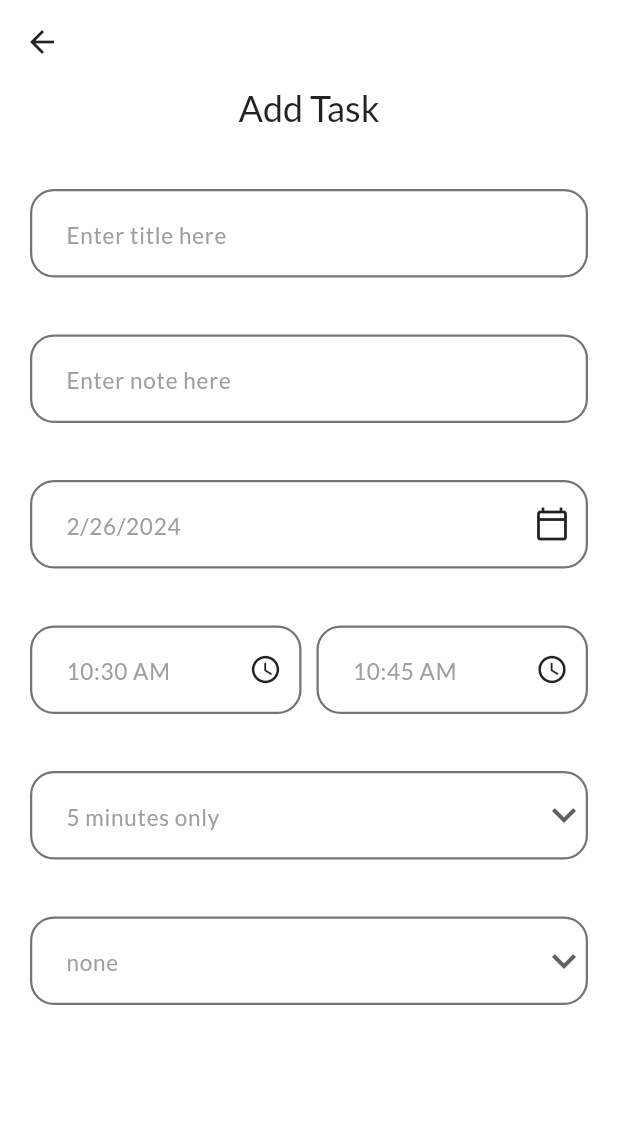
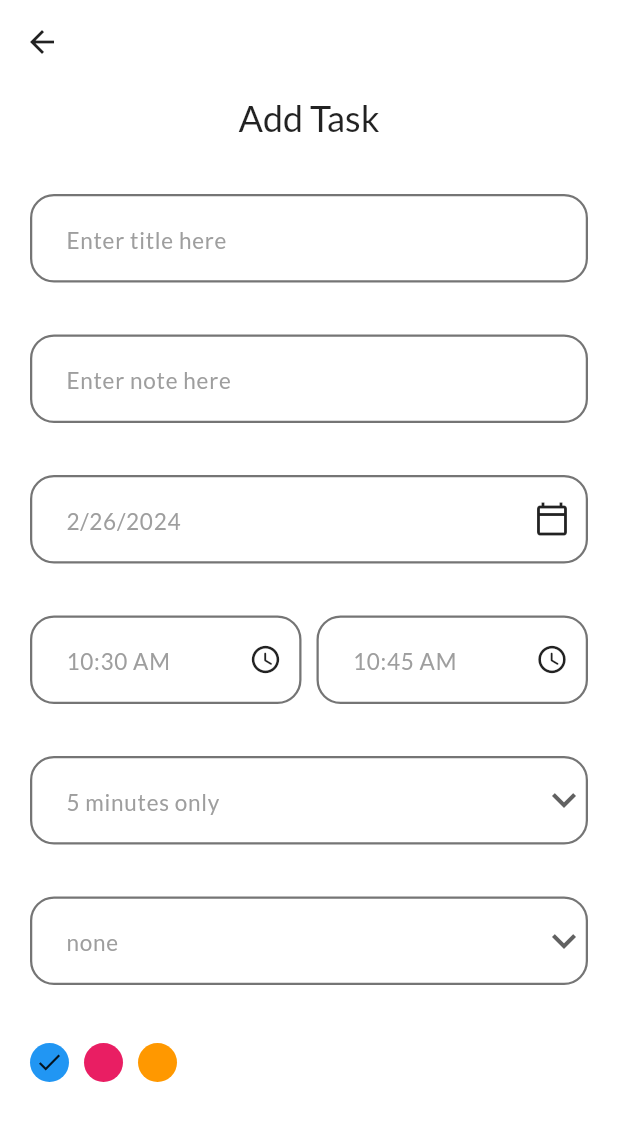
Before and after one commit to AbdelrhmanAmer/ToDo-App-GetX, a Flutter app: the AddTaskScreen screen opened directly, on a phone screen of 412 x 824 dp. Shown: the top 1121 px of the screen. Run offline on Flutter 3.47's test engine with Material 3 defaults, Android fonts, the phone set to English and light mode, and no system bars; our stand-ins replace flutter_svg, get, get_storage, google_fonts; accounts and stored records are empty.

Commit message:
Add Task Screen (ColorDot)

```diff
--- a/todo_app_getx/lib/screens/add_task/components/body.dart
+++ b/todo_app_getx/lib/screens/add_task/components/body.dart
@@ -1,9 +1,12 @@
 import 'package:flutter/material.dart';
+import 'package:flutter/widgets.dart';
+import 'package:flutter_svg/svg.dart';
 import 'package:get/get.dart';
 import 'package:intl/intl.dart';
 
 import '../../../constants.dart';
 import '../../../controllers/task_controller.dart';
+import 'color_dot.dart';
 import 'custom_drop_btn.dart';
 import 'input_field.dart';
 
@@ -29,6 +32,9 @@ class _BodyState extends State<Body> {
   List<int> remindList = [5, 10, 15, 20];
   int _selectedRemind = 5;
 
+  List<Color> colorList = [Colors.blue, Colors.pink, Colors.orange];
+  int _selectedColorIndex = 0;
+
   List<String> repeatList = ['none', 'Daily', 'Weekly', 'monthly'];
   String _selectedRepeat = 'none';
 
@@ -40,20 +46,21 @@ class _BodyState extends State<Body> {
       child: SingleChildScrollView(
         child: Column(
           children: [
+            const SizedBox(height: kDefaultPadding / 3),
             Text('Add Task', style: Theme.of(context).textTheme.headlineSmall),
-            const SizedBox(height: kDefaultPadding / 2),
+            const SizedBox(height: kDefaultPadding / 3),
             InputField(
               title: 'Title',
               hintText: 'Enter title here',
               controller: _titleController,
             ),
-            const SizedBox(height: kDefaultPadding / 2),
+            const SizedBox(height: kDefaultPadding / 3),
             InputField(
               title: 'Note',
               hintText: 'Enter note here',
               controller: _titleController,
             ),
-            const SizedBox(height: kDefaultPadding / 2),
+            const SizedBox(height: kDefaultPadding / 3),
             InputField(
               title: 'Date',
               hintText: DateFormat.yMd().format(_selectedDate),
@@ -62,7 +69,7 @@ class _BodyState extends State<Body> {
                 icon: const Icon(Icons.calendar_today_outlined),
               ),
             ),
-            const SizedBox(height: kDefaultPadding / 2),
+            const SizedBox(height: kDefaultPadding / 3),
             Row(
               children: [
                 Expanded(
@@ -86,7 +93,7 @@ class _BodyState extends State<Body> {
                 ))
               ],
             ),
-            const SizedBox(height: kDefaultPadding / 2),
+            const SizedBox(height: kDefaultPadding / 3),
             InputField(
               title: 'Remind',
               hintText: '$_selectedRemind minutes only',
@@ -97,7 +104,7 @@ class _BodyState extends State<Body> {
                 list: remindList,
               ),
             ),
-            const SizedBox(height: kDefaultPadding / 2),
+            const SizedBox(height: kDefaultPadding / 3),
             InputField(
               title: 'Repeat',
               hintText: _selectedRepeat,
@@ -108,6 +115,35 @@ class _BodyState extends State<Body> {
                 list: repeatList,
               ),
             ),
+            const SizedBox(height: kDefaultPadding / 3),
+            Row(
+              children: [
+                Column(
+                  crossAxisAlignment: CrossAxisAlignment.start,
+                  children: [
+                    Text('Color',
+                        style: Get.theme.textTheme.bodyLarge!
+                            .copyWith(color: Colors.white)),
+                    const SizedBox(height: kDefaultPadding / 4),
+                    Row(
+                      children: List.generate(
+                        3,
+                        (index) => ColorDot(
+                          color: colorList[index],
+                          index: index,
+                          isSelected: _selectedColorIndex == index,
+                          onChanged: (selected) {
+                            setState(() {
+                              _selectedColorIndex = selected;
+                            });
+                          },
+                        ),
+                      ),
+                    )
+                  ],
+                )
+              ],
+            )
           ],
         ),
       ),
--- /dev/null
+++ b/todo_app_getx/lib/screens/add_task/components/color_dot.dart
@@ -0,0 +1,45 @@
+import 'package:flutter/material.dart';
+import 'package:flutter_svg/svg.dart';
+import 'package:get/get.dart';
+
+import '../../../constants.dart';
+
+class ColorDot extends StatelessWidget {
+  const ColorDot(
+      {super.key,
+      required this.onChanged,
+      required this.index,
+      required this.color,
+      required this.isSelected});
+
+  final Function(int value) onChanged;
+  final int index;
+  final Color color;
+  final bool isSelected;
+
+  @override
+  Widget build(BuildContext context) {
+    return GestureDetector(
+      onTap: () {
+        onChanged(index);
+      },
+      child: Container(
+        height: 26,
+        width: 26,
+        decoration: BoxDecoration(
+          shape: BoxShape.circle,
+          color: color,
+        ),
+        margin: const EdgeInsets.only(right: kDefaultPadding / 2),
+        padding: const EdgeInsets.all(6),
+        child: isSelected
+            ? SvgPicture.asset(
+                'assets/icons/correct.svg',
+                colorFilter: ColorFilter.mode(
+                    Get.theme.colorScheme.onSurface, BlendMode.srcIn),
+              )
+            : null,
+      ),
+    );
+  }
+}
```
Also changed, not shown: todo_app_getx/assets/icons/correct.svg (added).
